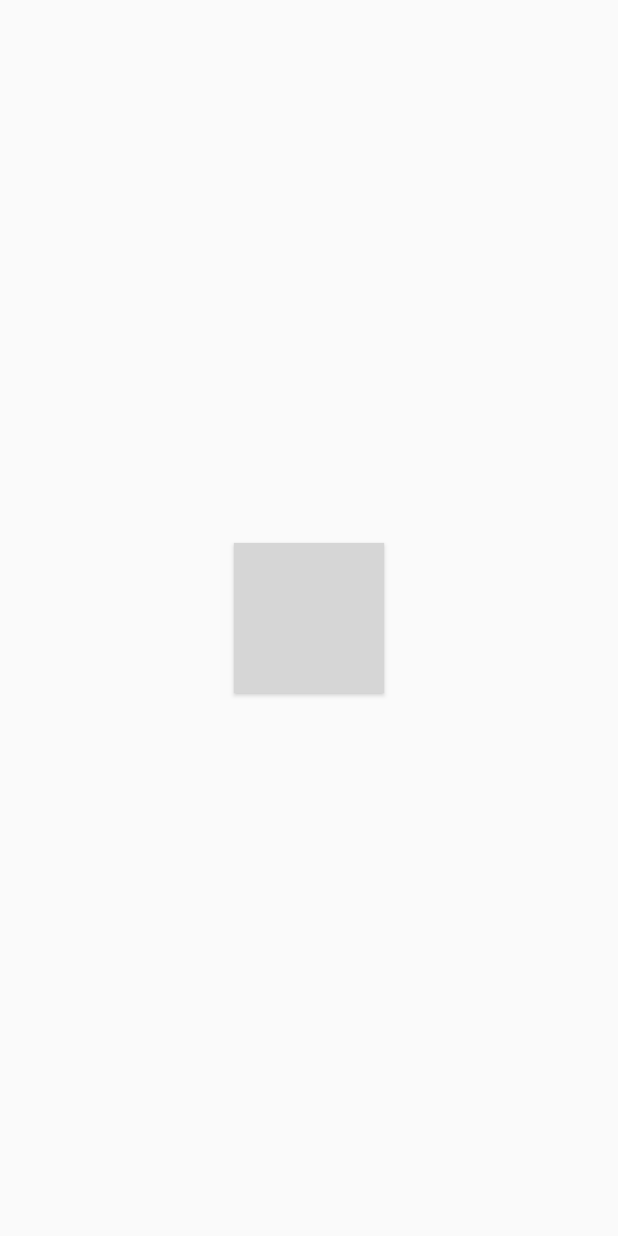
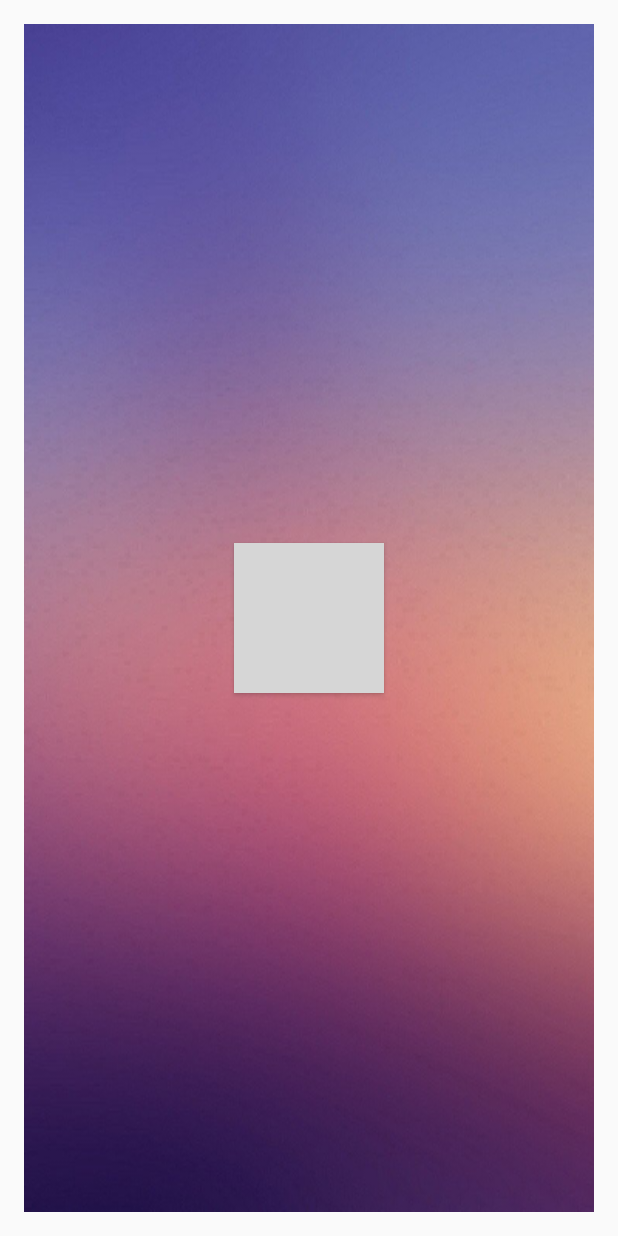
Before and after one commit to mccordnate/Healthy-Start-Alarm-Clock, an Android app: the GenerateAlarmActivity screen opened directly, with no data from a screen before it, on a phone screen of 412 x 824 dp. Run offline under Robolectric (Android 15) with nearby library versions, the phone set to English and light mode, and no system bars; grey boxes are pictures that could not be loaded.

Commit message:
not sure what is changed

```diff
--- a/app/src/main/java/vandyhacks/dios/hsphuc/healthystart/Heartrate/HeartRateMonitor.java
+++ b/app/src/main/java/vandyhacks/dios/hsphuc/healthystart/Heartrate/HeartRateMonitor.java
@@ -16,6 +16,8 @@ import android.view.SurfaceHolder;
 import android.view.SurfaceView;
 import android.view.View;
 import android.widget.TextView;
+import android.widget.Toast;
+
 import vandyhacks.dios.hsphuc.healthystart.R;
 
 
--- a/app/src/main/res/layout/activity_generate_alarm.xml
+++ b/app/src/main/res/layout/activity_generate_alarm.xml
@@ -7,6 +7,13 @@
     android:paddingTop="@dimen/activity_vertical_margin"
     android:paddingBottom="@dimen/activity_vertical_margin"
     tools:context="vandyhacks.dios.hsphuc.healthystart.GenerateAlarmActivity">
+
+    <ImageView
+        android:layout_width="match_parent"
+        android:layout_height="match_parent"
+        android:scaleType="fitXY"
+
+        android:src="@drawable/alarmsbg"/>
 
     <Button
         android:id="@+id/beginmeasureheartratebutton"
```
Also changed, not shown: app/src/main/java/vandyhacks/dios/hsphuc/healthystart/AlarmReceiver.java (line endings or trailing spaces).
